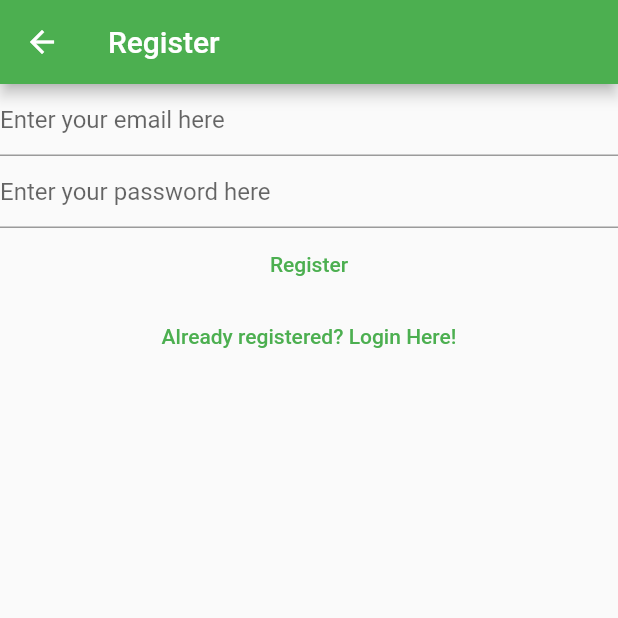
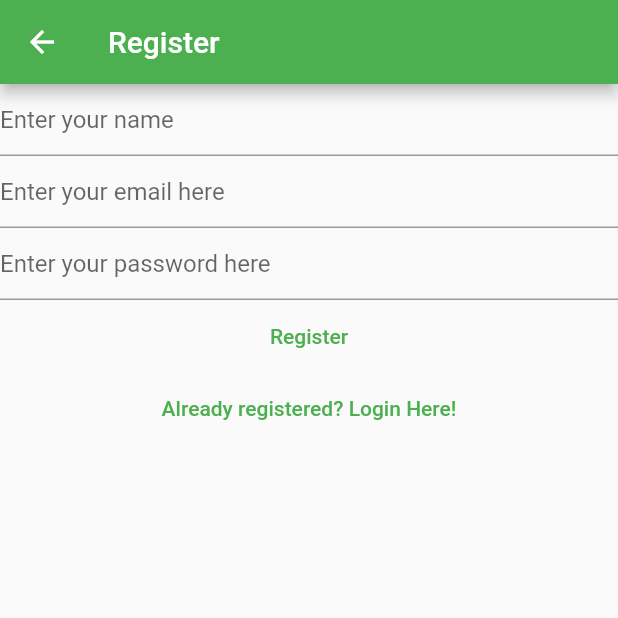
Before and after one commit to Swagnik02/todo, a Flutter app: the RegisterView screen opened by its route, on a phone screen of 412 x 824 dp, the top half of it. Run offline on Flutter 3.47's test engine with Material 2 defaults, Android fonts, the light colour scheme and no system bars; our stand-ins replace cloud_firestore, firebase_auth, firebase_core; accounts and stored records are empty.

Commit message:
added username in registerView and integrated firestoreDatabasen

```diff
--- a/lib/views/register_view.dart
+++ b/lib/views/register_view.dart
@@ -1,4 +1,6 @@
+import 'package:cloud_firestore/cloud_firestore.dart';
 import 'package:firebase_auth/firebase_auth.dart';
+import 'package:firebase_core/firebase_core.dart';
 // import 'package:firebase_core/firebase_core.dart';
 import 'package:flutter/material.dart';
 import 'dart:developer' as devtools show log;
@@ -17,11 +19,13 @@ class RegisterView extends StatefulWidget {
 }
 
 class _RegisterViewState extends State<RegisterView> {
+  late final TextEditingController _username;
   late final TextEditingController _email;
   late final TextEditingController _password;
 
   @override
   void initState() {
+    _username = TextEditingController();
     _email = TextEditingController();
     _password = TextEditingController();
     super.initState();
@@ -29,6 +33,7 @@ class _RegisterViewState extends State<RegisterView> {
 
   @override
   void dispose() {
+    _username.dispose();
     _email.dispose();
     _password.dispose();
     super.dispose();
@@ -42,6 +47,15 @@ class _RegisterViewState extends State<RegisterView> {
       ),
       body: Column(
         children: [
+          TextField(
+            controller: _username,
+            enableSuggestions: true,
+            autocorrect: true,
+            keyboardType: TextInputType.name,
+            decoration: const InputDecoration(
+              hintText: 'Enter your name',
+            ),
+          ),
           TextField(
             controller: _email,
             enableSuggestions: false,
@@ -62,8 +76,15 @@ class _RegisterViewState extends State<RegisterView> {
           ),
           TextButton(
             onPressed: () async {
+              final username = _username.text;
               final email = _email.text;
               final password = _password.text;
+
+              // if username field is empty
+              if (username.isEmpty) {
+                await showErrorDialogue(context, 'Enter your username');
+                return;
+              }
               try {
                 final userCredential =
                     await FirebaseAuth.instance.createUserWithEmailAndPassword(
@@ -71,8 +92,18 @@ class _RegisterViewState extends State<RegisterView> {
                   password: password,
                 );
                 devtools.log(userCredential.toString());
-                final user = FirebaseAuth.instance.currentUser;
-                await user?.sendEmailVerification();
+                final userLoggedIn = FirebaseAuth.instance.currentUser;
+                await userLoggedIn?.sendEmailVerification();
+
+                // creating database in firestore
+                await FirebaseFirestore.instance
+                    .collection('users')
+                    .doc(userCredential.user?.uid)
+                    .set({
+                  'username': username,
+                  'email': email,
+                });
+
                 Navigator.of(context).pushNamed(verifyEmailRoute);
               } on FirebaseAuthException catch (e) {
                 if (email.isEmpty && password.isEmpty) {
```
